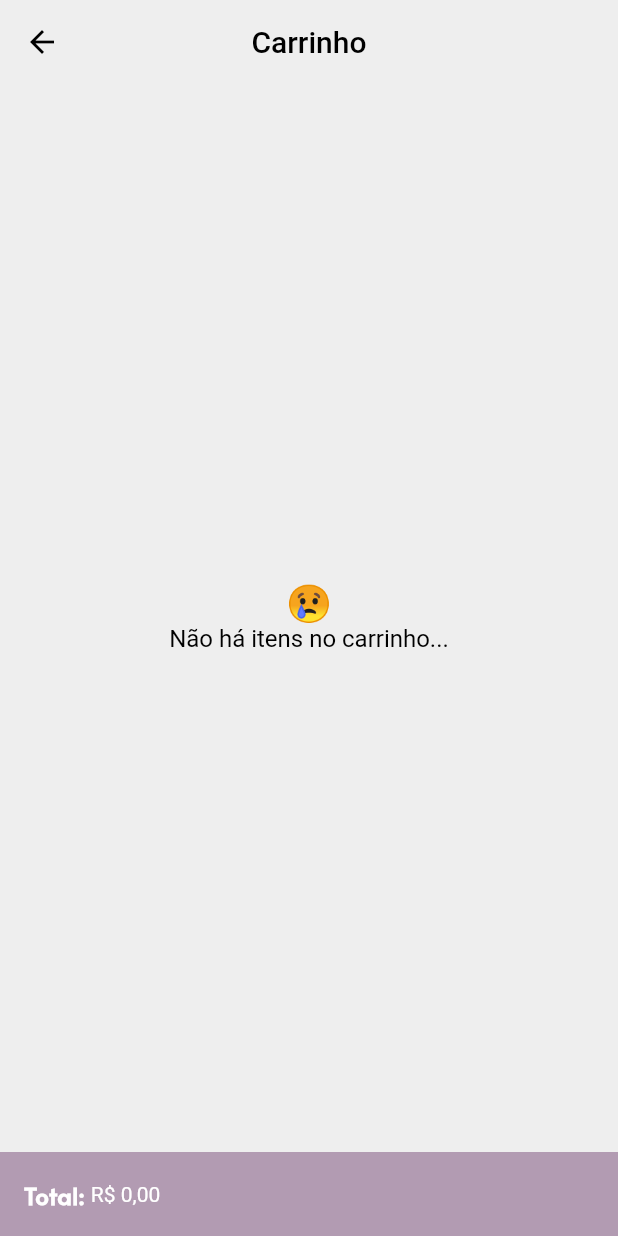
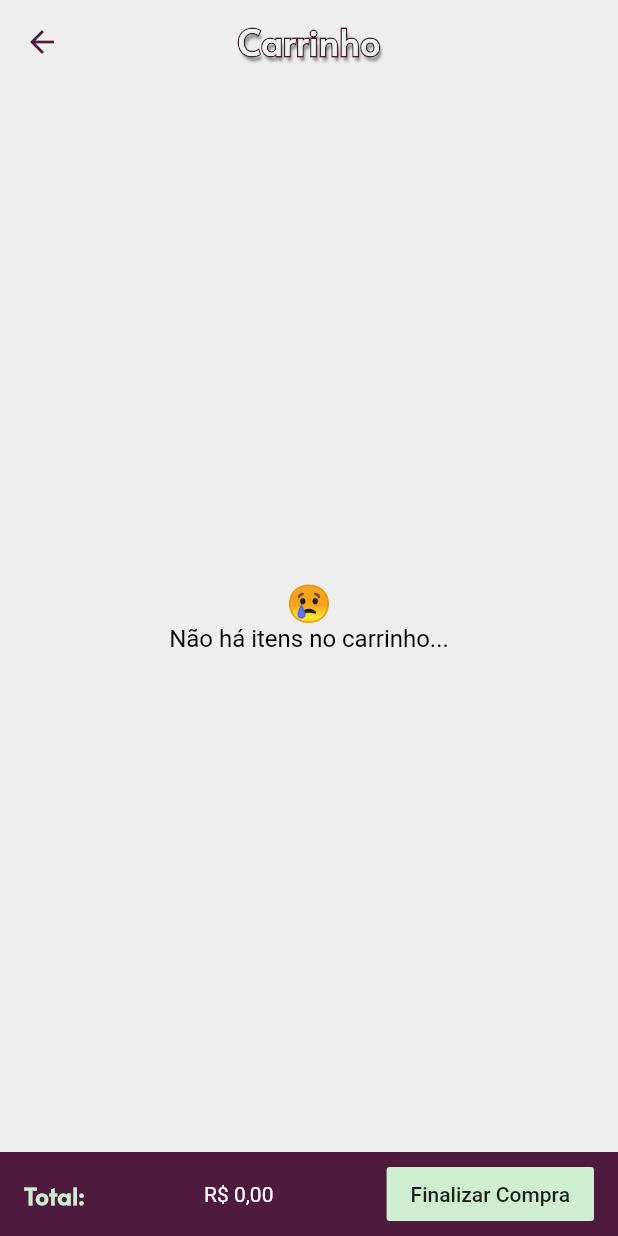
Before and after one commit to MisorWyvern/flutter_shop, a Flutter app: the Carrinho screen opened by its route, on a phone screen of 412 x 824 dp. Run offline on Flutter 3.47's test engine with Material 2 defaults, Android fonts, the phone set to English and light mode, and no system bars.

Commit message:
visual changes: title, colors

```diff
--- a/lib/main.dart
+++ b/lib/main.dart
@@ -19,7 +19,8 @@ class FlutterShop extends StatelessWidget {
       title: 'Flutter Shop',
       debugShowCheckedModeBanner: false,
       theme: ThemeData(
-        primarySwatch: ColorPalette().lilas,
+        primarySwatch: ColorPalette().carafe,
+        accentColor: ColorPalette().seafoamGreen,
         visualDensity: VisualDensity.adaptivePlatformDensity,
         textTheme: TextTheme(
           bodyText1: TextStyle(
@@ -28,11 +29,16 @@ class FlutterShop extends StatelessWidget {
           bodyText2: TextStyle(
             color: Colors.black,
           ),
+          headline3: TextStyle(
+              fontSize: 24,
+              fontFamily: 'Alata',
+              fontWeight: FontWeight.bold,
+              color: ColorPalette().seafoamGreen[500]),
           headline4: TextStyle(
               fontSize: 16,
               fontFamily: 'Alata',
               fontWeight: FontWeight.bold,
-              color: Colors.white),
+              color: ColorPalette().seafoamGreen),
           headline5: TextStyle(
               fontSize: 16,
               fontFamily: 'Alata',
@@ -42,7 +48,7 @@ class FlutterShop extends StatelessWidget {
               fontSize: 20,
               fontFamily: 'Alata',
               fontWeight: FontWeight.bold,
-              color: Colors.black),
+              color: ColorPalette().carafe),
         ),
       ),
       home: HomePage(),
--- a/lib/models/color_palette.dart
+++ b/lib/models/color_palette.dart
@@ -1,18 +1,74 @@
 import 'package:flutter/material.dart';
 
 class ColorPalette {
-  static Map<int, Color> _lilasSwatch = {
-    50: Color.fromRGBO(178, 155, 178, 0.05),
-    100: Color.fromRGBO(178, 155, 178, 0.1),
-    200: Color.fromRGBO(178, 155, 178, 0.2),
-    300: Color.fromRGBO(178, 155, 178, 0.3),
-    400: Color.fromRGBO(178, 155, 178, 0.4),
-    500: Color.fromRGBO(178, 155, 178, 0.5),
-    600: Color.fromRGBO(178, 155, 178, 0.6),
-    700: Color.fromRGBO(178, 155, 178, 0.7),
-    800: Color.fromRGBO(178, 155, 178, 0.8),
-    900: Color.fromRGBO(178, 155, 178, 0.9),
+//   static Map<int, Color> _lilasSwatch = {
+//     50: Color.fromRGBO(178, 155, 178, 0.05),
+//     100: Color.fromRGBO(178, 155, 178, 0.1),
+//     200: Color.fromRGBO(178, 155, 178, 0.2),
+//     300: Color.fromRGBO(178, 155, 178, 0.3),
+//     400: Color.fromRGBO(178, 155, 178, 0.4),
+//     500: Color.fromRGBO(178, 155, 178, 0.5),
+//     600: Color.fromRGBO(178, 155, 178, 0.6),
+//     700: Color.fromRGBO(178, 155, 178, 0.7),
+//     800: Color.fromRGBO(178, 155, 178, 0.8),
+//     900: Color.fromRGBO(178, 155, 178, 0.9),
+//   };
+
+  static Map<int, Color> _carafeSwatch = {
+    50: Color.fromRGBO(78, 26, 61, 0.05),
+    100: Color.fromRGBO(78, 26, 61, 0.1),
+    200: Color.fromRGBO(78, 26, 61, 0.2),
+    300: Color.fromRGBO(78, 26, 61, 0.3),
+    400: Color.fromRGBO(78, 26, 61, 0.4),
+    500: Color.fromRGBO(78, 26, 61, 0.5),
+    600: Color.fromRGBO(78, 26, 61, 0.6),
+    700: Color.fromRGBO(78, 26, 61, 0.7),
+    800: Color.fromRGBO(78, 26, 61, 0.8),
+    900: Color.fromRGBO(78, 26, 61, 0.9),
   };
 
-  MaterialColor lilas = MaterialColor(0xFFB29BB2, _lilasSwatch);
+  static Map<int, Color> _seafoamSwatch = {
+    50: Color.fromRGBO(207, 238, 209, 0.05),
+    100: Color.fromRGBO(207, 238, 209, 0.1),
+    200: Color.fromRGBO(207, 238, 209, 0.2),
+    300: Color.fromRGBO(207, 238, 209, 0.3),
+    400: Color.fromRGBO(207, 238, 209, 0.4),
+    500: Color.fromRGBO(207, 238, 209, 0.5),
+    600: Color.fromRGBO(207, 238, 209, 0.6),
+    700: Color.fromRGBO(207, 238, 209, 0.7),
+    800: Color.fromRGBO(207, 238, 209, 0.8),
+    900: Color.fromRGBO(207, 238, 209, 0.9),
+  };
+
+  // static Map<int, Color> _roseRedSwatch = {
+  //   50: Color.fromRGBO(255, 39, 104, 0.05),
+  //   100: Color.fromRGBO(255, 39, 104, 0.1),
+  //   200: Color.fromRGBO(255, 39, 104, 0.2),
+  //   300: Color.fromRGBO(255, 39, 104, 0.3),
+  //   400: Color.fromRGBO(255, 39, 104, 0.4),
+  //   500: Color.fromRGBO(255, 39, 104, 0.5),
+  //   600: Color.fromRGBO(255, 39, 104, 0.6),
+  //   700: Color.fromRGBO(255, 39, 104, 0.7),
+  //   800: Color.fromRGBO(255, 39, 104, 0.8),
+  //   900: Color.fromRGBO(255, 39, 104, 0.9),
+  // };
+
+  // static Map<int, Color> _turquoiseSwatch = {
+  //   50: Color.fromRGBO(5, 224, 233, 0.05),
+  //   100: Color.fromRGBO(5, 224, 233, 0.1),
+  //   200: Color.fromRGBO(5, 224, 233, 0.2),
+  //   300: Color.fromRGBO(5, 224, 233, 0.3),
+  //   400: Color.fromRGBO(5, 224, 233, 0.4),
+  //   500: Color.fromRGBO(5, 224, 233, 0.5),
+  //   600: Color.fromRGBO(5, 224, 233, 0.6),
+  //   700: Color.fromRGBO(5, 224, 233, 0.7),
+  //   800: Color.fromRGBO(5, 224, 233, 0.8),
+  //   900: Color.fromRGBO(5, 224, 233, 0.9),
+  // };
+
+  // MaterialColor lilas = MaterialColor(0xFFB29BB2, _lilasSwatch);
+  MaterialColor carafe = MaterialColor(0xFF4E1A3D, _carafeSwatch);
+  MaterialColor seafoamGreen = MaterialColor(0xFFCFEED1, _seafoamSwatch);
+  // MaterialColor roseRed = MaterialColor(0xFFFF2768, _roseRedSwatch);
+  // MaterialColor turquoise = MaterialColor(0xFF05E0E9, _turquoiseSwatch);
 }
--- a/lib/pages/carrinho.dart
+++ b/lib/pages/carrinho.dart
@@ -21,7 +21,9 @@ class _CarrinhoState extends State<Carrinho> {
         padding: EdgeInsets.symmetric(horizontal: 16),
         child: Row(
           children: [
-            Row(
+            Expanded(
+              child: Row(
+                mainAxisAlignment: MainAxisAlignment.spaceBetween,
                 children: [
                   Text(
                     "Total: ",
@@ -31,7 +33,13 @@ class _CarrinhoState extends State<Carrinho> {
                     "${widget.formatReal.format(_sumCartItemList())}",
                     style: TextStyle(color: Colors.white),
                   ),
+                  FlatButton(
+                    color: Theme.of(context).accentColor,
+                    onPressed: () {},
+                    child: Text("Finalizar Compra"),
+                  )
                 ],
+              ),
             ),
           ],
         ),
--- a/lib/widgets/custom_appbar.dart
+++ b/lib/widgets/custom_appbar.dart
@@ -1,19 +1,21 @@
 import 'package:flutter/material.dart';
 import 'package:flutter_shop/widgets/cart_button.dart';
+import 'package:flutter_shop/widgets/custom_title.dart';
 
 class CustomAppBar extends StatelessWidget with PreferredSizeWidget {
   final String title;
   final bool isCarrinhoPage;
 
-  const CustomAppBar({Key key, this.title, this.isCarrinhoPage}) : super(key: key);
+  const CustomAppBar({Key key, this.title, this.isCarrinhoPage})
+      : super(key: key);
 
   @override
   Widget build(BuildContext context) {
     return AppBar(
-      iconTheme: IconThemeData(color: Colors.black),
-      title: Text(
-        title,
-        style: TextStyle(color: Colors.black),
+      iconTheme: IconThemeData(color: Theme.of(context).primaryColor),
+      title: CustomTitle(
+        title: title,
+        fontSize: 24,
       ),
       backgroundColor: Colors.transparent,
       elevation: 0.0,
@@ -24,8 +26,8 @@ class CustomAppBar extends StatelessWidget with PreferredSizeWidget {
     );
   }
 
-  _hideCartButton(bool isCarrinhoPage){
-    if(isCarrinhoPage != true) return CartButton();
+  _hideCartButton(bool isCarrinhoPage) {
+    if (isCarrinhoPage != true) return CartButton();
     return Container();
   }
 
--- /dev/null
+++ b/lib/widgets/custom_title.dart
@@ -0,0 +1,51 @@
+import 'package:flutter/material.dart';
+import 'package:flutter_shop/models/color_palette.dart';
+
+class CustomTitle extends StatelessWidget {
+  final String title;
+  final double fontSize;
+
+  const CustomTitle({Key key, this.title, this.fontSize}) : super(key: key);
+
+  @override
+  Widget build(BuildContext context) {
+    return Stack(
+      children: [
+        Text(
+          title,
+          style: TextStyle(
+            shadows: [
+              Shadow(
+                blurRadius: 2.0,
+                color: Colors.black45,
+                offset: Offset(1.5, 3.0),
+              ),
+            ],
+            fontSize: fontSize,
+            fontFamily: Theme.of(context).textTheme.headline3.fontFamily,
+            foreground: Paint()
+              ..style = PaintingStyle.stroke
+              ..strokeWidth = 2
+              ..color = ColorPalette().carafe,
+          ),
+        ),
+        Text(
+          title,
+          style: TextStyle(
+            fontSize: fontSize,
+            fontFamily: Theme.of(context).textTheme.headline3.fontFamily,
+            color: Colors.white,
+          ),
+        ),
+        Text(
+          title,
+          style: TextStyle(
+            color: Theme.of(context).textTheme.headline3.color,
+            fontSize: fontSize,
+            fontFamily: Theme.of(context).textTheme.headline3.fontFamily,
+          ),
+        ),
+      ],
+    );
+  }
+}
--- a/lib/widgets/products_grid_item.dart
+++ b/lib/widgets/products_grid_item.dart
@@ -2,6 +2,7 @@ import 'package:flutter/material.dart';
 import 'package:flutter_shop/models/color_palette.dart';
 import 'package:flutter_shop/models/product.dart';
 import 'package:flutter_shop/pages/detalhes.dart';
+import 'package:flutter_shop/widgets/custom_title.dart';
 
 class ProductsGridItem extends StatelessWidget {
   final Product item;
@@ -73,7 +74,7 @@ class ProductsGridItemGradient extends StatelessWidget {
           end: Alignment.bottomCenter,
           colors: [
             Colors.transparent,
-            ColorPalette().lilas[600],
+            ColorPalette().carafe[600],
           ],
         ),
       ),
@@ -90,9 +91,9 @@ class ProductsGridItemTitle extends StatelessWidget {
   Widget build(BuildContext context) {
     return Positioned(
       bottom: 10,
-      child: Text(
-        title,
-        style: Theme.of(context).textTheme.headline4,
+      child: CustomTitle(
+        title: title,
+        fontSize: 16,
       ),
     );
   }
```
Lines whose indentation alone changed are shown as unchanged.
